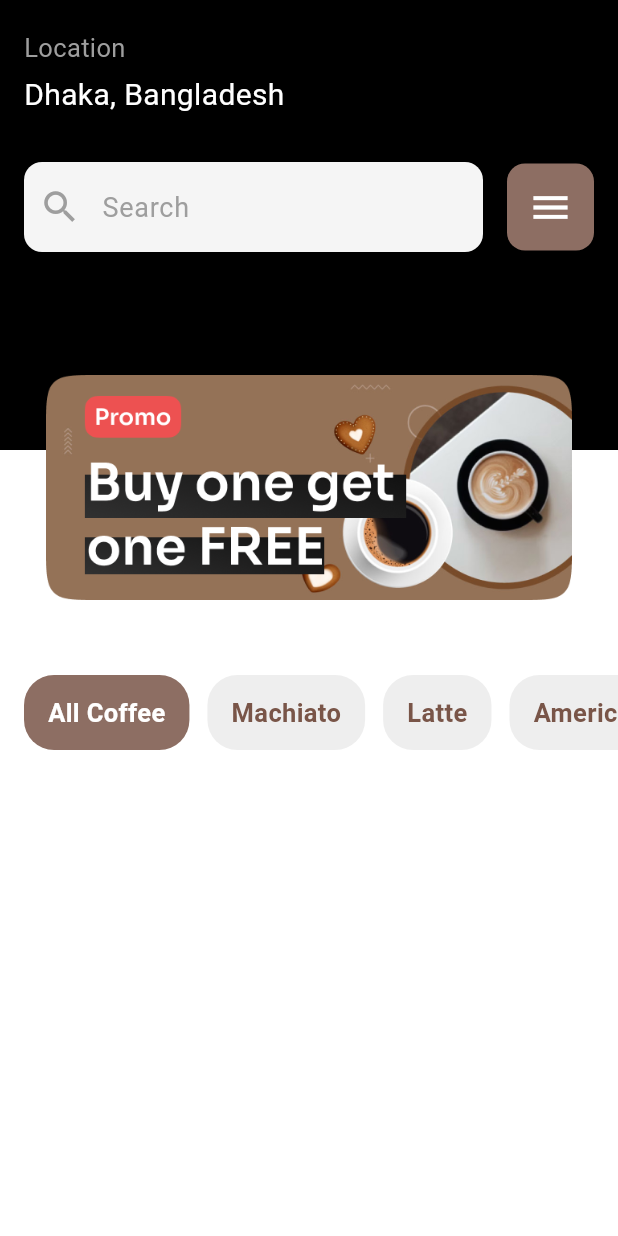
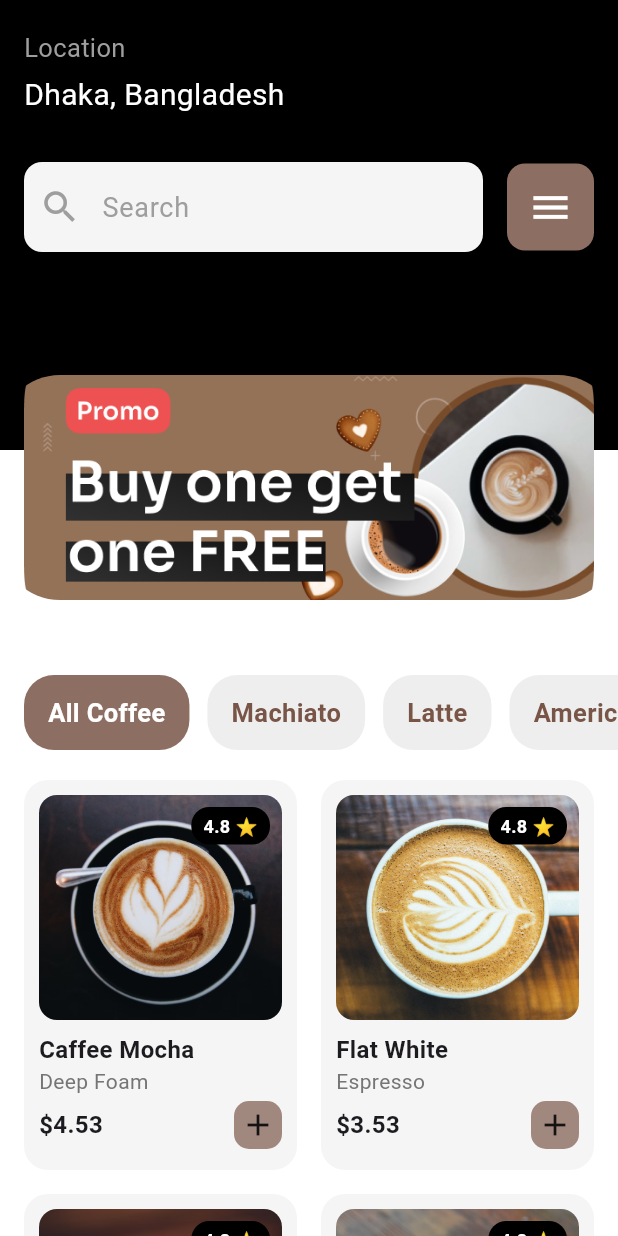
Before and after one commit to iamfarazbaloch/ui_app, a Flutter app: the HomePage screen opened directly, on a phone screen of 412 x 824 dp. Run offline on Flutter 3.47's test engine with Material 3 defaults, Android fonts, the phone set to English and light mode, and no system bars; our stand-ins replace gap, google_fonts.

Commit message:
adding grid view for products

```diff
--- a/lib/pages/home_page.dart
+++ b/lib/pages/home_page.dart
@@ -1,6 +1,8 @@
 import 'package:flutter/material.dart';
 import 'package:gap/gap.dart';
 import 'package:ui_app/widgets/search_field.dart';
+
+import '../model/coffee_model.dart' show listOfCoffee;
 
 class HomePage extends StatefulWidget {
   const HomePage({super.key});
@@ -68,15 +70,22 @@ class _HomePageState extends State<HomePage> {
             Transform.translate(
               offset: const Offset(0, -50),
               child: ClipRRect(
-                borderRadius: BorderRadius.circular(20),
-                child: Image.asset(
-                  'assets/images/banner.png',
-                  height: 150,
-                  width: double.infinity,
+                borderRadius: BorderRadius.circular(40),
+                child: Padding(
+                  padding: const EdgeInsets.symmetric(
+                    horizontal: 16.0,
+                  ),
+                  child: Image.asset(
+                    'assets/images/banner.png',
+                    height: 150,
+                    width: double.infinity,
+                    fit: BoxFit.cover,
+                  ),
                 ),
               ),
             ),
 
+            // Categories
             SizedBox(
               height: 50,
               child: ListView.builder(
@@ -128,6 +137,135 @@ class _HomePageState extends State<HomePage> {
                 },
               ),
             ),
+
+            const Gap(20),
+
+            // GridView of coffee items
+            Padding(
+              padding: const EdgeInsets.symmetric(
+                horizontal: 16.0,
+              ),
+              child: GridView.builder(
+                shrinkWrap: true,
+                physics:
+                    const NeverScrollableScrollPhysics(),
+                itemCount: listOfCoffee.length,
+                gridDelegate:
+                    const SliverGridDelegateWithFixedCrossAxisCount(
+                      crossAxisCount: 2,
+                      crossAxisSpacing: 16,
+                      mainAxisSpacing: 16,
+                      childAspectRatio: 0.7,
+                    ),
+                itemBuilder: (context, index) {
+                  final coffee = listOfCoffee[index];
+                  return Container(
+                    decoration: BoxDecoration(
+                      color: Colors.grey.shade100,
+                      borderRadius: BorderRadius.circular(
+                        16,
+                      ),
+                    ),
+                    padding: const EdgeInsets.all(10),
+                    child: Column(
+                      crossAxisAlignment:
+                          CrossAxisAlignment.start,
+                      children: [
+                        Stack(
+                          children: [
+                            ClipRRect(
+                              borderRadius:
+                                  BorderRadius.circular(12),
+                              child: Image.asset(
+                                coffee.image,
+                                fit: BoxFit.cover,
+                                width: double.infinity,
+                                height: 150,
+                              ),
+                            ),
+                            Positioned(
+                              top: 8,
+                              right: 8,
+                              child: Container(
+                                padding:
+                                    const EdgeInsets.symmetric(
+                                      horizontal: 8,
+                                      vertical: 4,
+                                    ),
+                                decoration: BoxDecoration(
+                                  color: Colors.black
+                                      .withValues(
+                                        alpha: 153,
+                                      ),
+                                  borderRadius:
+                                      BorderRadius.circular(
+                                        12,
+                                      ),
+                                ),
+                                child: Text(
+                                  '${coffee.rate} ⭐',
+                                  style: const TextStyle(
+                                    color: Colors.white,
+                                    fontWeight:
+                                        FontWeight.bold,
+                                    fontSize: 12,
+                                  ),
+                                ),
+                              ),
+                            ),
+                          ],
+                        ),
+                        const Gap(8),
+                        Text(
+                          coffee.name,
+                          style: const TextStyle(
+                            fontWeight: FontWeight.bold,
+                            fontSize: 16,
+                          ),
+                        ),
+                        Text(
+                          coffee.type,
+                          style: TextStyle(
+                            color: Colors.grey.shade600,
+                          ),
+                        ),
+                        Spacer(),
+                        Row(
+                          mainAxisAlignment:
+                              MainAxisAlignment
+                                  .spaceBetween,
+                          children: [
+                            Text(
+                              '\$${coffee.price.toStringAsFixed(2)}',
+                              style: const TextStyle(
+                                fontWeight: FontWeight.bold,
+                                fontSize: 16,
+                              ),
+                            ),
+                            Container(
+                              padding: const EdgeInsets.all(
+                                4,
+                              ),
+                              decoration: BoxDecoration(
+                                color:
+                                    Colors.brown.shade300,
+                                borderRadius:
+                                    BorderRadius.circular(
+                                      10,
+                                    ),
+                              ),
+                              child: const Icon(Icons.add),
+                            ),
+                          ],
+                        ),
+                        const Gap(4),
+                      ],
+                    ),
+                  );
+                },
+              ),
+            ),
+            const Gap(30),
           ],
         ),
       ),
```
